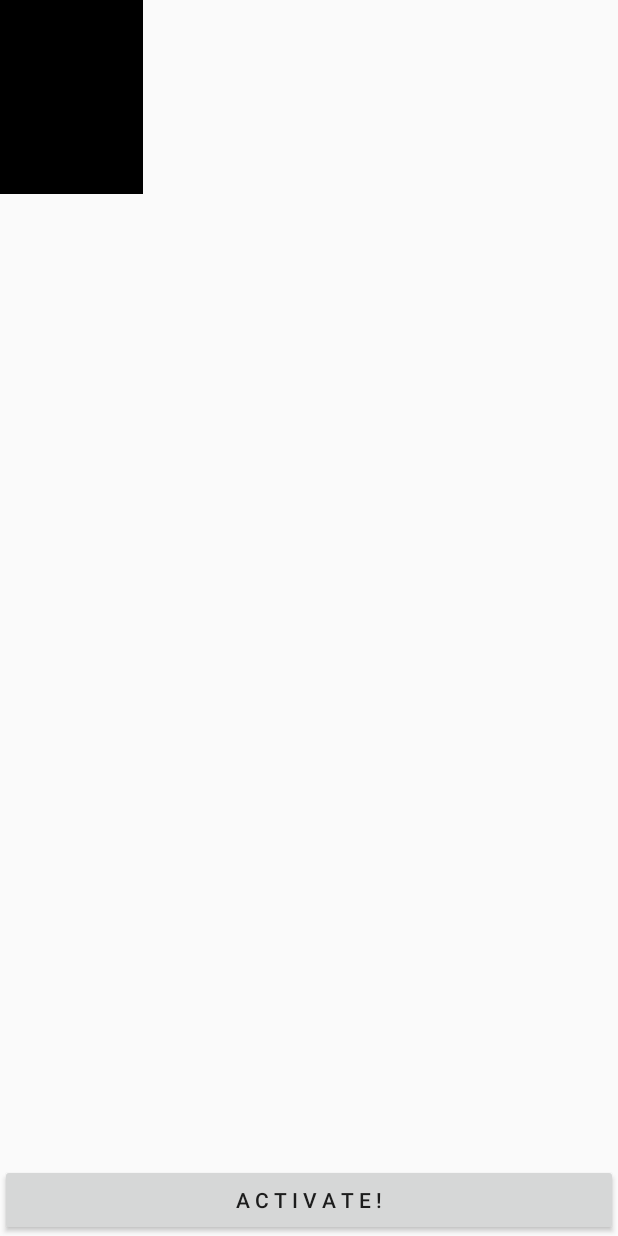
After one commit to OmBhatt9/TheGameOfLife, an Android app: the layout sample_pixel_grid_view.xml on its own in the app's theme, with its tools: preview values and no code run, on a phone screen of 412 x 824 dp. The commit adds this screen. Run offline under Robolectric (Android 15) with nearby library versions, the phone set to English and light mode, and no system bars.

Commit message:
Added interactable grid.

```diff
--- a/app/src/main/java/com/example/thegameoflife/GamePlayActivity.java
+++ b/app/src/main/java/com/example/thegameoflife/GamePlayActivity.java
@@ -5,6 +5,7 @@ import android.annotation.SuppressLint;
 import androidx.appcompat.app.ActionBar;
 import androidx.appcompat.app.AppCompatActivity;
 
+import android.graphics.Canvas;
 import android.os.Bundle;
 import android.os.Handler;
 import android.view.MotionEvent;
@@ -108,6 +109,11 @@ public class GamePlayActivity extends AppCompatActivity {
         // operations to prevent the jarring behavior of controls going away
         // while interacting with the UI.
         findViewById(R.id.dummy_button).setOnTouchListener(mDelayHideTouchListener);
+
+        PixelGridView pixelGrid = new PixelGridView(this);
+        pixelGrid.setColumns(20);
+        pixelGrid.setRows(40);
+        setContentView(pixelGrid);
     }
 
     @Override
--- /dev/null
+++ b/app/src/main/java/com/example/thegameoflife/PixelGridView.java
@@ -0,0 +1,121 @@
+package com.example.thegameoflife;
+
+import android.content.Context;
+import android.content.res.TypedArray;
+import android.graphics.Canvas;
+import android.graphics.Color;
+import android.graphics.Paint;
+import android.graphics.drawable.Drawable;
+import android.text.TextPaint;
+import android.util.AttributeSet;
+import android.view.MotionEvent;
+import android.view.View;
+
+import androidx.core.content.ContextCompat;
+
+/**
+ * TODO: document your custom view class.
+ */
+public class PixelGridView extends View {
+    private int numColumns, numRows;
+    private int cellWidth, cellHeight;
+    int paintColor = ContextCompat.getColor(getContext(), R.color.white);
+    private Paint paint = new Paint();
+
+    private boolean[][] cellTouched;
+
+    public PixelGridView(Context context) {
+        this(context, null);
+    }
+
+    public PixelGridView(Context context, AttributeSet attrs) {
+        super(context, attrs);
+        TypedArray a=getContext().obtainStyledAttributes(
+                attrs,
+                R.styleable.PixelGridView);
+        //Don't forget this
+        a.recycle();
+        paint.setStyle(Paint.Style.FILL_AND_STROKE);
+        paint.setColor(paintColor);
+        paint.setStrokeWidth(2.5f);
+    }
+
+    public void setColumns(int numColumns) {
+        this.numColumns = numColumns;
+        calcHeightWidth();
+    }
+
+    public int getColumns() {
+        return numColumns;
+    }
+
+    public void setRows(int numRows) {
+        this.numRows = numRows;
+        calcHeightWidth();
+    }
+
+    public int getRows() {
+        return numRows;
+    }
+
+    @Override
+    protected void onSizeChanged(int w, int h, int oldw, int oldh) {
+        super.onSizeChanged(w, h, oldw, oldh);
+        calcHeightWidth();
+    }
+
+    private void calcHeightWidth() {
+        if (numColumns < 1 || numRows < 1) {
+            return;
+        }
+
+        cellWidth = getWidth() / getColumns();
+        cellHeight = cellWidth;
+        //cellHeight = getHeight() / getNumRows();
+
+        cellTouched = new boolean[numColumns][numRows];
+
+        invalidate();
+    }
+
+    @Override
+    protected void onDraw(Canvas canvas) {
+        canvas.drawColor(Color.BLACK);
+        if (numColumns == 0 || numRows == 0) {
+            return;
+        }
+
+        int width = getWidth();
+        int height = getHeight();
+        for (int i = 0; i < numColumns; i++) {
+            for (int j = 0; j < numRows; j++) {
+                if (cellTouched[i][j]) {
+                    canvas.drawRect(i * cellWidth, j * cellHeight,
+                            (i + 1) * cellWidth, (j + 1) * cellHeight,
+                            paint);
+                }
+            }
+        }
+
+        for (int i = 1; i < numColumns; i++) {
+            canvas.drawLine(i * cellWidth, 0, i * cellWidth, height, paint);
+        }
+
+        for (int i = 1; i < numRows; i++) {
+            canvas.drawLine(0, i * cellHeight, width, i * cellHeight, paint);
+        }
+    }
+
+    @Override
+    public boolean onTouchEvent(MotionEvent ev) {
+        if (ev.getAction() == MotionEvent.ACTION_DOWN) {
+            int column = (int)(ev.getX() / cellWidth);
+            int row = (int)(ev.getY() / cellHeight);
+
+            cellTouched[column][row] = !cellTouched[column][row];
+            invalidate();
+        }
+
+        return true;
+    }
+}
--- a/app/src/main/res/layout/activity_splash_screen.xml
+++ b/app/src/main/res/layout/activity_splash_screen.xml
@@ -30,12 +30,12 @@
     <TextView
         android:id="@+id/textview1"
         android:layout_width="300dp"
-        android:layout_height="match_parent"
-        android:layout_below="@id/imageView"
+        android:layout_height="wrap_content"
+        android:layout_marginTop="330dp"
         android:layout_centerHorizontal="true"
         android:textAlignment="center"
         android:fontFamily="@font/amaticbold"
-        android:text="If experimenters have free will, then so do elementary particles."
+        android:text="@string/splashquote"
         android:textSize="32sp"
         android:typeface="sans"
         android:gravity="center_horizontal" />
--- /dev/null
+++ b/app/src/main/res/layout/sample_pixel_grid_view.xml
@@ -0,0 +1,27 @@
+<RelativeLayout xmlns:android="http://schemas.android.com/apk/res/android"
+    xmlns:app="http://schemas.android.com/apk/res-auto"
+    android:layout_width="match_parent"
+    android:layout_height="match_parent"
+    xmlns:tools="http://schemas.android.com/tools"
+    tools:context=".GamePlayActivity">
+
+    <com.example.thegameoflife.PixelGridView
+        android:layout_width="95dp"
+        android:layout_height="129dp"
+        android:background="#ccc"
+        android:paddingLeft="20dp"
+        android:paddingBottom="40dp"
+        app:exampleColor="#33b5e5"
+        app:exampleDimension="40sp"
+        app:exampleDrawable="@android:drawable/ic_menu_add"
+        app:exampleString="Hello, PixelGridView" />
+
+    <Button
+        android:id="@+id/activate"
+        android:layout_width="match_parent"
+        android:layout_height="wrap_content"
+        android:text="A C T I V A T E !"
+        android:layout_alignParentBottom="true"
+        ></Button>
+
+</RelativeLayout>
--- a/app/src/main/res/values/attrs.xml
+++ b/app/src/main/res/values/attrs.xml
@@ -7,6 +7,7 @@
     <declare-styleable name="ButtonBarContainerTheme">
         <attr name="metaButtonBarStyle" format="reference" />
         <attr name="metaButtonBarButtonStyle" format="reference" />
+        <attr name="exampleDimension" format="dimension" />
     </declare-styleable>
 
 </resources>
--- a/app/src/main/res/values/colors.xml
+++ b/app/src/main/res/values/colors.xml
@@ -3,6 +3,6 @@
     <color name="colorPrimary">#009688</color>
     <color name="colorPrimaryDark">#3700B3</color>
     <color name="colorAccent">#03DAC5</color>
-
+    <color name="white">#ffffff</color>
     <color name="black_overlay">#66000000</color>
 </resources>
--- a/app/src/main/res/values/strings.xml
+++ b/app/src/main/res/values/strings.xml
@@ -4,6 +4,7 @@
     <string name="title_home">Home</string>
     <string name="title_dashboard">Dashboard</string>
     <string name="title_notifications">Notifications</string>
+    <string name="splashquote">I f   e x p e r i m e n t e r s   h a v e   f r e e   w i l l,   t h e n   s o   d o   e l e m e n t a r y   p a r t i c l e s.</string>
     <string name="linktointerview">
     <a href="https://www.youtube.com/watch?v=xOCe5HUObD4">Conway\'s Life, Death, and The Monster Interview\n\n</a>
     </string>
```
Also changed, not shown: app/src/main/res/values/attrs_pixel_grid_view.xml (added, +7 -0 lines).
